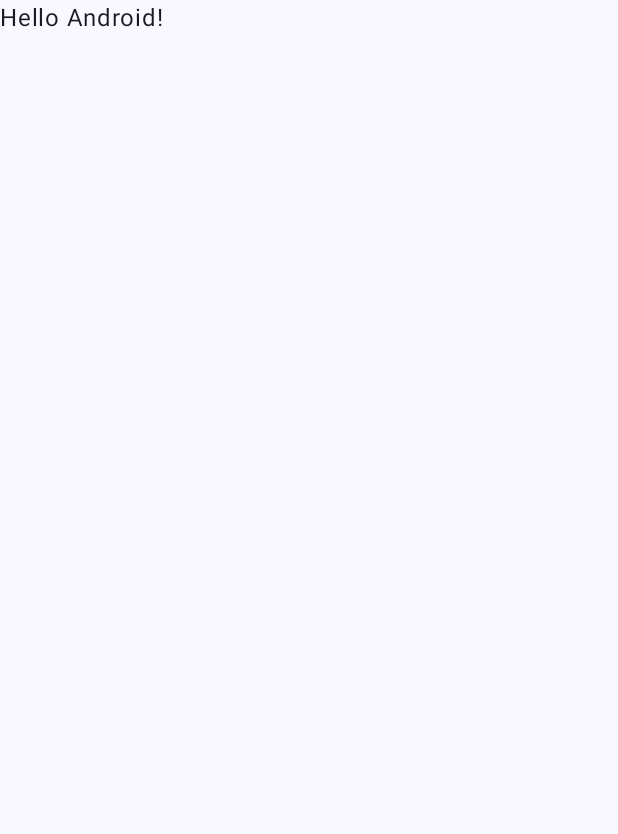
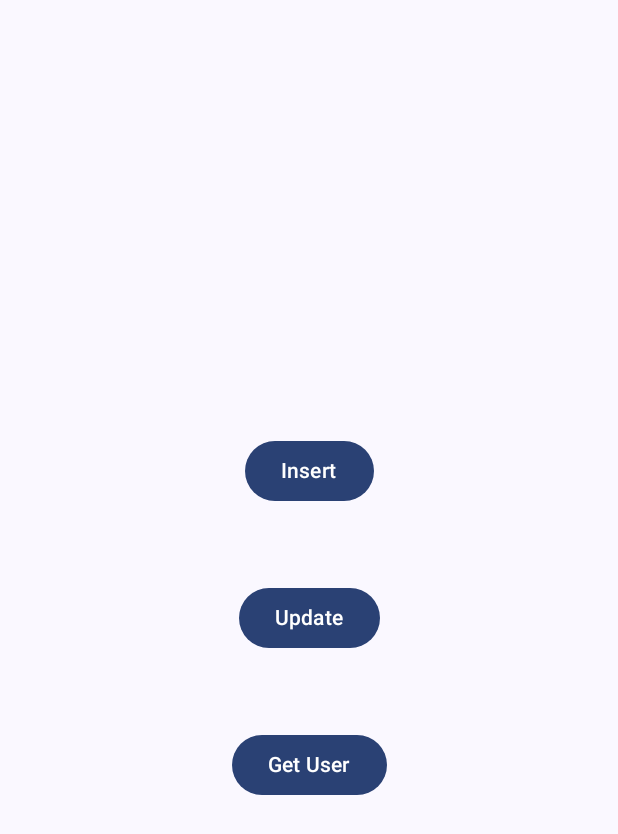
Before and after one commit to bodakesatish/ComposeFirebaseFirestore, an Android app built with Jetpack Compose: the screen it shows after launch (MainActivity), on a phone screen of 412 x 824 dp. Before the commit the part shown is almost empty. Shown: the top 834 px of the screen. Run offline under Robolectric (Android 15) with nearby library versions, the phone set to English and light mode, and no system bars; our stand-ins replace Firebase (no records; nobody signed in at launch, a user with empty details on screens opened directly).

Commit message:
User CRUD added

```diff
--- a/app/src/main/java/com/bodakesatish/composefirebasefirestore/MainActivity.kt
+++ b/app/src/main/java/com/bodakesatish/composefirebasefirestore/MainActivity.kt
@@ -4,44 +4,101 @@ import android.os.Bundle
 import androidx.activity.ComponentActivity
 import androidx.activity.compose.setContent
 import androidx.activity.enableEdgeToEdge
+import androidx.compose.foundation.layout.Arrangement
+import androidx.compose.foundation.layout.Column
+import androidx.compose.foundation.layout.Spacer
 import androidx.compose.foundation.layout.fillMaxSize
+import androidx.compose.foundation.layout.height
 import androidx.compose.foundation.layout.padding
+import androidx.compose.material3.Button
 import androidx.compose.material3.Scaffold
 import androidx.compose.material3.Text
-import androidx.compose.runtime.Composable
+import androidx.compose.ui.Alignment
 import androidx.compose.ui.Modifier
-import androidx.compose.ui.tooling.preview.Preview
+import androidx.compose.ui.unit.dp
+import androidx.lifecycle.lifecycleScope
 import com.bodakesatish.composefirebasefirestore.ui.theme.ComposeFirebaseFirestoreTheme
+import kotlinx.coroutines.launch
 
 class MainActivity : ComponentActivity() {
+
+    private var user = User(
+        name = "Satish Bodake",
+        email = "bodakesatish@gmail.com",
+        age = 21
+    )
+
     override fun onCreate(savedInstanceState: Bundle?) {
         super.onCreate(savedInstanceState)
         enableEdgeToEdge()
+
+        val firestoreClient = FirestoreClient()
+
         setContent {
             ComposeFirebaseFirestoreTheme {
                 Scaffold(modifier = Modifier.fillMaxSize()) { innerPadding ->
-                    Greeting(
-                        name = "Android",
-                        modifier = Modifier.padding(innerPadding)
-                    )
+                    Column(
+                        modifier = Modifier
+                            .fillMaxSize()
+                            .padding(innerPadding),
+                        verticalArrangement = Arrangement.Center,
+                        horizontalAlignment = Alignment.CenterHorizontally
+                    ) {
+
+                        Button(onClick = {
+                            lifecycleScope.launch {
+                                firestoreClient.insertUser(user).collect { id ->
+                                    user = user.copy(id = id ?: "")
+                                }
+                            }
+                        }) {
+                            Text(text = "Insert")
+                        }
+
+                        Spacer(modifier = Modifier.height(50.dp))
+
+                        Button(onClick = {
+                            lifecycleScope.launch {
+
+                                user = user.copy(
+                                    name = "Sandhya Bodake",
+                                    age = 24
+                                )
+
+                                firestoreClient.updateUser(user).collect { result ->
+                                    println("FirestoreClient: is updated = $result")
+                                }
+                            }
+                        }) {
+                            Text(text = "Update")
+                        }
+
+                        Spacer(modifier = Modifier.height(50.dp))
+
+                        Button(onClick = {
+                            lifecycleScope.launch {
+                                firestoreClient.getUser(user.email).collect { result ->
+
+                                    if (result != null) {
+                                        user = result
+
+                                        println("FirestoreClient: get user id = ${user.id}")
+                                        println("FirestoreClient: get user name = ${user.name}")
+                                        println("FirestoreClient: get user email = ${user.email}")
+                                        println("FirestoreClient: get user age = ${user.age}")
+
+                                    } else {
+                                        println("FirestoreClient: did not get user")
+                                    }
+                                }
+                            }
+                        }) {
+                            Text(text = "Get User")
+                        }
+
+                    }
                 }
             }
         }
     }
 }
-
-@Composable
-fun Greeting(name: String, modifier: Modifier = Modifier) {
-    Text(
-        text = "Hello $name!",
-        modifier = modifier
-    )
-}
-
-@Preview(showBackground = true)
-@Composable
-fun GreetingPreview() {
-    ComposeFirebaseFirestoreTheme {
-        Greeting("Android")
-    }
-}
--- /dev/null
+++ b/app/src/main/java/com/bodakesatish/composefirebasefirestore/User.kt
@@ -0,0 +1,8 @@
+package com.bodakesatish.composefirebasefirestore
+
+data class User(
+    val id: String = "S5bQTykGMyhfY8dd9wOh",
+    val name: String,
+    val email: String,
+    val age: Int
+)
```
Also changed, not shown: app/src/main/java/com/bodakesatish/composefirebasefirestore/FirestoreClient.kt (added, +115 -0 lines).
